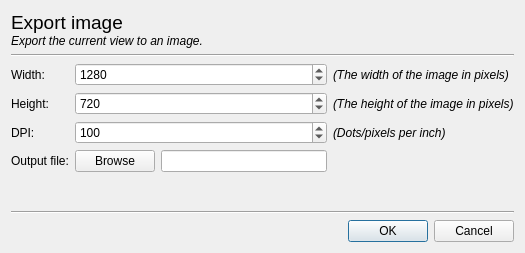
Old version of the form mdt/data/qt_designs/maps_visualizer/export_dialog.ui in the repository robbert-harms/MDT.
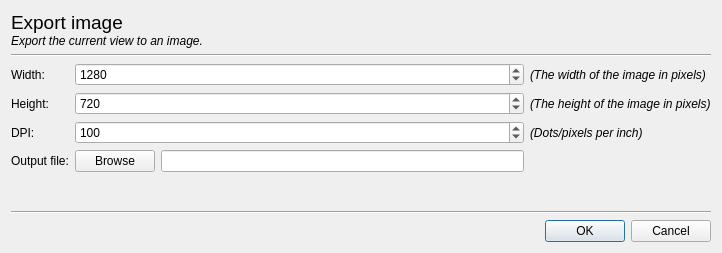
New version of the form.

What changed in the file:
```diff
--- a/mdt/data/qt_designs/maps_visualizer/export_dialog.ui
+++ b/mdt/data/qt_designs/maps_visualizer/export_dialog.ui
@@ -6,7 +6,7 @@
    <rect>
     <x>0</x>
     <y>0</y>
-    <width>525</width>
+    <width>722</width>
     <height>253</height>
    </rect>
   </property>
@@ -55,7 +55,7 @@
    <item>
     <layout class="QGridLayout" name="gridLayout">
      <item row="3" column="1">
-      <layout class="QHBoxLayout" name="horizontalLayout">
+      <layout class="QHBoxLayout" name="horizontalLayout" stretch="0,1">
        <item>
         <widget class="QPushButton" name="outputFile_chooser">
          <property name="enabled">
```
